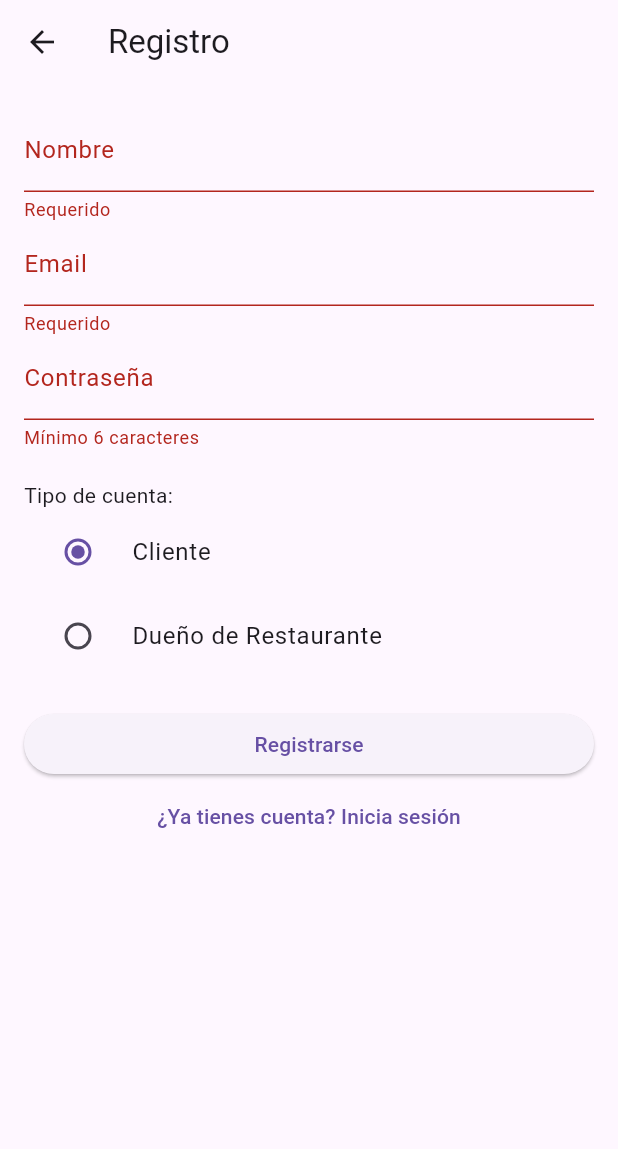
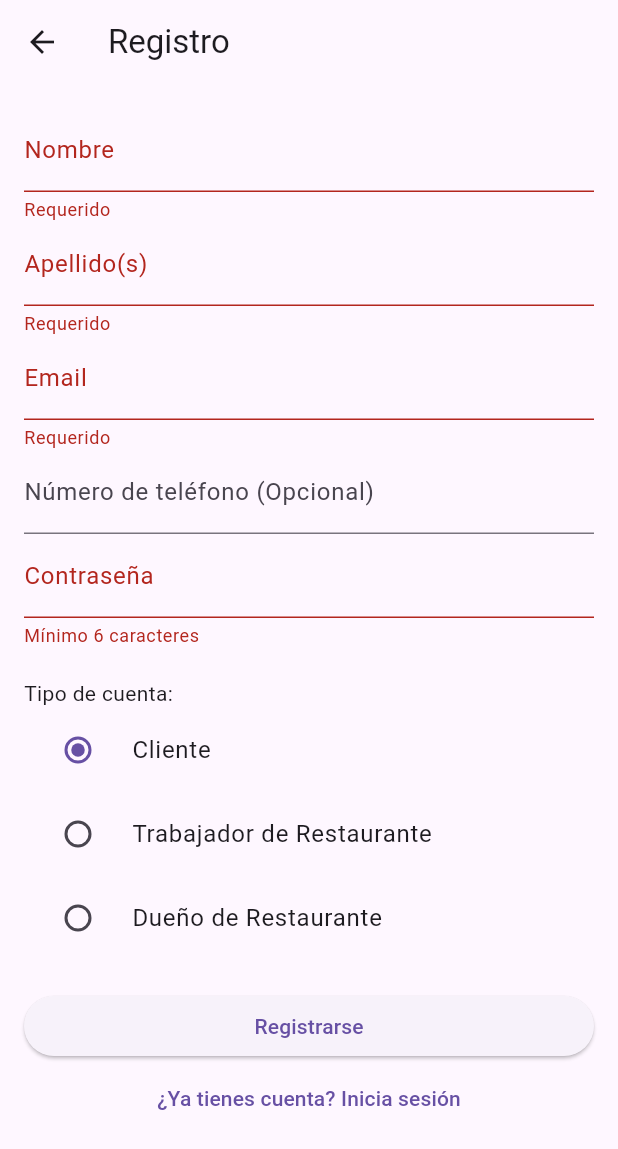
Before and after one commit to ArturoMD7/fast_order, a Flutter app: the RegisterScreen screen opened by its route, after a tap on "Registrarse", on a phone screen of 412 x 824 dp. Shown: the top 1149 px of the screen. Run offline on Flutter 3.47's test engine with Material 3 defaults, Android fonts, the light colour scheme and no system bars; our stand-ins replace fl_chart, flutter_dotenv, qr_flutter, supabase_flutter; missing offline and left inert: mobile_scanner; accounts and stored records are empty.

Commit message:
Sign Up Users initialized

```diff
--- /dev/null
+++ b/devtools_options.yaml
@@ -0,0 +1,3 @@
+description: This file stores settings for Dart & Flutter DevTools.
+documentation: https://docs.flutter.dev/tools/devtools/extensions#configure-extension-enablement-states
+extensions:
--- a/lib/screens/auth/register_screen.dart
+++ b/lib/screens/auth/register_screen.dart
@@ -1,4 +1,5 @@
 import 'package:flutter/material.dart';
+import 'package:supabase_flutter/supabase_flutter.dart';
 
 class RegisterScreen extends StatefulWidget {
   const RegisterScreen({super.key});
@@ -9,7 +10,99 @@ class RegisterScreen extends StatefulWidget {
 
 class _RegisterScreenState extends State<RegisterScreen> {
   final _formKey = GlobalKey<FormState>();
-  String _selectedRole = 'client'; // 'client' o 'restaurant'
+  String _selectedRole = 'cliente';
+  bool _isLoading = false;
+  late final TextEditingController _nameController = TextEditingController();
+  late final TextEditingController _firstNameController = TextEditingController();
+  late final TextEditingController _emailController = TextEditingController();
+  late final TextEditingController _phoneController = TextEditingController();
+  late final TextEditingController _passwordController = TextEditingController();
+  late final TextEditingController _restaurantNameController = TextEditingController();
+  late final TextEditingController _restaurantDescController = TextEditingController();
+
+
+  static const String cliente = 'cliente';
+  static const String trabajador = 'trabajador';
+  static const String administrador = 'administrador';
+
+  Future<void> _registerUser() async {
+    if (!_formKey.currentState!.validate()) return;
+
+    setState(() {
+      _isLoading = true;
+    });
+
+    try {
+      final supabase = Supabase.instance.client;
+
+      final authResponse = await supabase.auth.signUp(
+        email: _emailController.text.trim(),
+        password: _passwordController.text.trim(),
+      );
+
+      if (authResponse.user == null) {
+        throw Exception('Error al registrar usuario');
+      }
+
+      final userData = {
+        'id': authResponse.user!.id,
+        'nombre': _nameController.text.trim(),
+        'apellido': _firstNameController.text.trim(),
+        'email': _emailController.text.trim(),
+        'num_telefono': _phoneController.text.trim(),
+        'rol': _selectedRole,
+      };
+
+
+      if (_selectedRole == administrador) {
+        userData['nombre_restaurante'] = _restaurantNameController.text.trim();
+        userData['descripcion_restaurante'] = _restaurantDescController.text.trim();
+      }
+
+      await supabase.from('Usuarios').insert(userData);
+
+
+      if (mounted) {
+        switch (_selectedRole) {
+          case cliente:
+            Navigator.pushReplacementNamed(context, '/client/restaurants');
+            break;
+          case trabajador:
+          case administrador:
+            Navigator.pushReplacementNamed(context, '/login');
+            break;
+        }
+      }
+    } catch (e) {
+      if (mounted) {
+        ScaffoldMessenger.of(context).showSnackBar(
+          SnackBar(content: Text('Error al registrar: ${e.toString()}')),
+        );
+      }
+    } finally {
+      if (mounted) {
+        setState(() {
+          _isLoading = false;
+        });
+      }
+    }
+  }
+
+  @override
+  void dispose() {
+    _nameController.dispose();
+    _firstNameController.dispose();
+    _emailController.dispose();
+    _passwordController.dispose();
+    _phoneController.dispose();
+    _restaurantNameController.dispose();
+    _restaurantDescController.dispose();
+    super.dispose();
+  }
+
+  bool _isEmailValid(String email) {
+    return RegExp(r'^[\w-\.]+@([\w-]+\.)+[\w-]{2,4}$').hasMatch(email);
+  }
 
   @override
   Widget build(BuildContext context) {
@@ -24,52 +117,74 @@ class _RegisterScreenState extends State<RegisterScreen> {
               TextFormField(
                 decoration: const InputDecoration(labelText: 'Nombre'),
                 validator: (value) => value!.isEmpty ? 'Requerido' : null,
+                controller: _nameController,
+              ),
+              TextFormField(
+                decoration: const InputDecoration(labelText: 'Apellido(s)'),
+                validator: (value) => value!.isEmpty ? 'Requerido' : null,
+                controller: _firstNameController,
               ),
               TextFormField(
                 decoration: const InputDecoration(labelText: 'Email'),
-                validator: (value) => value!.isEmpty ? 'Requerido' : null,
+                validator: (value) =>
+                  value!.isEmpty ? 'Requerido' :
+                  !_isEmailValid(value) ? 'Email inválido' : null,
                 keyboardType: TextInputType.emailAddress,
+                controller: _emailController,
+              ),
+              TextFormField(
+                decoration: const InputDecoration(labelText: 'Número de teléfono (Opcional)'),
+                keyboardType: TextInputType.phone,
+                controller: _phoneController,
               ),
               TextFormField(
                 decoration: const InputDecoration(labelText: 'Contraseña'),
                 obscureText: true,
                 validator: (value) => value!.length < 6 ? 'Mínimo 6 caracteres' : null,
+                controller: _passwordController,
               ),
-              if (_selectedRole == 'restaurant') ...[
+              if (_selectedRole == administrador) ...[
+                const SizedBox(height: 20),
                 TextFormField(
                   decoration: const InputDecoration(labelText: 'Nombre del Restaurante'),
                   validator: (value) => value!.isEmpty ? 'Requerido' : null,
+                  controller: _restaurantNameController,
                 ),
                 TextFormField(
                   decoration: const InputDecoration(labelText: 'Descripción del Restaurante'),
+                  maxLines: 3,
+                  controller: _restaurantDescController,
                 ),
               ],
               const SizedBox(height: 20),
               const Text('Tipo de cuenta:'),
               RadioListTile(
                 title: const Text('Cliente'),
-                value: 'client',
+                value: cliente,
+                groupValue: _selectedRole,
+                onChanged: (value) => setState(() => _selectedRole = value!),
+              ),
+              RadioListTile(
+                title: const Text('Trabajador de Restaurante'),
+                value: trabajador,
                 groupValue: _selectedRole,
                 onChanged: (value) => setState(() => _selectedRole = value!),
               ),
               RadioListTile(
                 title: const Text('Dueño de Restaurante'),
-                value: 'restaurant',
+                value: administrador,
                 groupValue: _selectedRole,
                 onChanged: (value) => setState(() => _selectedRole = value!),
               ),
               const SizedBox(height: 20),
               ElevatedButton(
-                onPressed: () {
-                  if (_formKey.currentState!.validate()) {
-                    // Registrar usuario
-                    Navigator.pushReplacementNamed(context, '/role-selection');
-                  }
-                },
-                child: const Text('Registrarse'),
+                onPressed: _isLoading ? null : _registerUser,
+                child: _isLoading
+                  ? const CircularProgressIndicator()
+                  : const Text('Registrarse'),
               ),
               TextButton(
-                onPressed: () => Navigator.pop(context),
+                onPressed: _isLoading ? null : () => Navigator.pop(context),
                 child: const Text('¿Ya tienes cuenta? Inicia sesión'),
               ),
             ],
--- a/pubspec.yaml
+++ b/pubspec.yaml
@@ -16,6 +16,8 @@ dependencies:
   intl: ^0.18.1
   uuid: ^3.0.7
   cupertino_icons: ^1.0.8
+  supabase_flutter: ^2.0.0
+  flutter_dotenv: ^5.2.1
 
 dev_dependencies:
   flutter_test:
@@ -24,3 +26,6 @@ dev_dependencies:
 
 flutter:
   uses-material-design: true
+
+  assets:
+    - .env
```
Also changed, not shown: lib/main.dart (+11 -1 lines), pubspec.lock, 6 other files.
